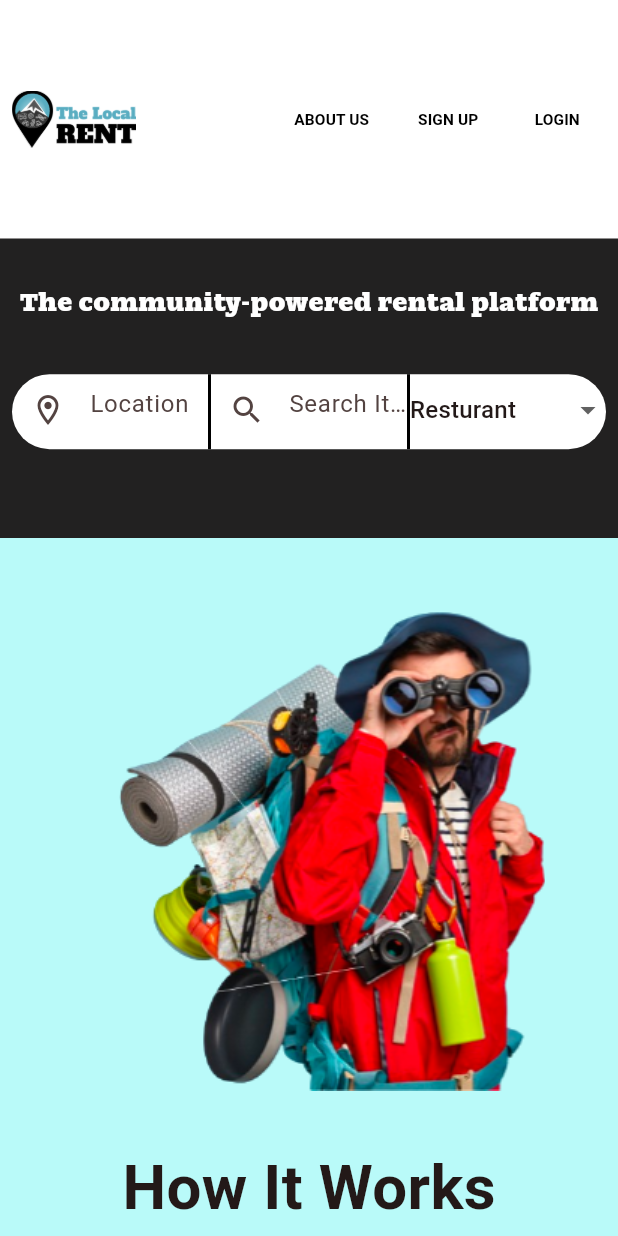
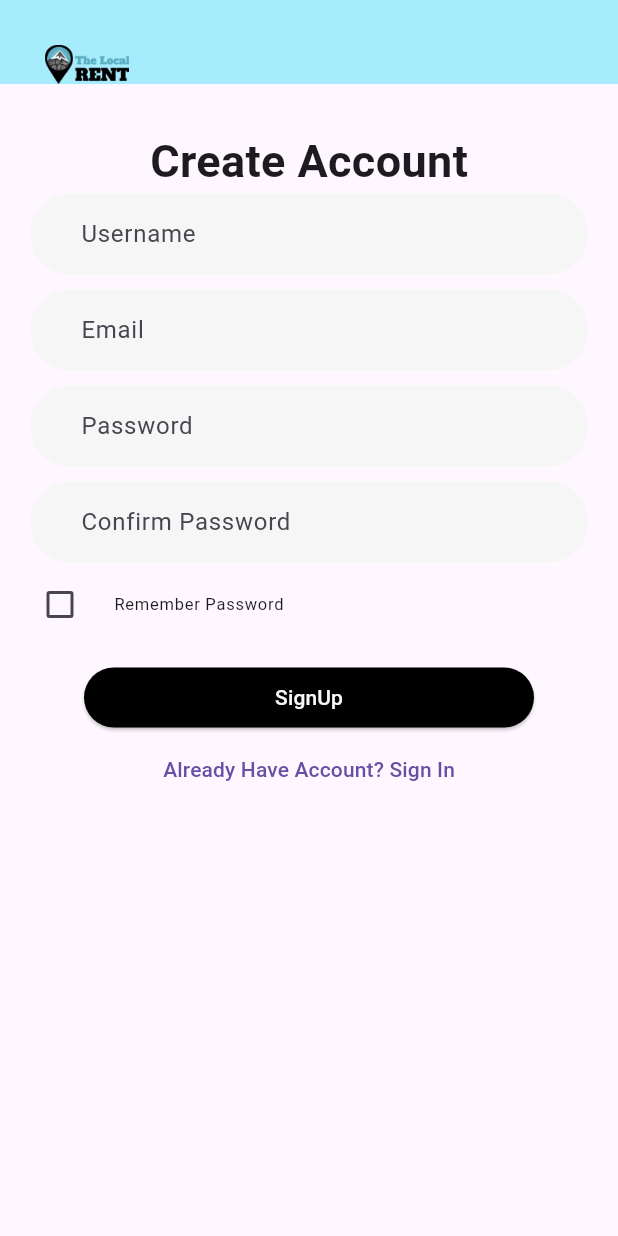
Before and after one commit to khalidkanear/local_rent, a Flutter app: the screen it shows after launch, on a phone screen of 412 x 824 dp. Run offline on Flutter 3.47's test engine with Material 3 defaults, Android fonts, the light colour scheme and no system bars; our stand-ins replace firebase_core, flutter_rating_bar, get, image_picker; accounts and stored records are empty; Roboto replaces fonts that are missing (Nomand Slab).

Commit message:
new design addded

```diff
--- a/lib/main.dart
+++ b/lib/main.dart
@@ -1,13 +1,19 @@
+import 'package:firebase_core/firebase_core.dart';
 import 'package:flutter/material.dart';
+import 'package:get/get.dart';
 import 'package:local_rent/about-us/about_page.dart';
 import 'package:local_rent/auth/login_page.dart';
 import 'package:local_rent/choice.dart';
+import 'package:local_rent/firebase_options.dart';
+import 'package:local_rent/mobileapp/auth/signup.dart';
 import 'package:local_rent/products/product_model.dart';
 import 'listen.dart';
 import 'auth/signup_page.dart';
 import 'categories.dart';
 
-void main() {
+void main() async {
+  WidgetsFlutterBinding.ensureInitialized();
+  await Firebase.initializeApp(options: DefaultFirebaseOptions.currentPlatform);
   runApp(MyApp());
 }
 
@@ -33,16 +39,28 @@ class MyApp extends StatelessWidget {
   // This widget is the root of your application.
   @override
   Widget build(BuildContext context) {
-    return MaterialApp(
+    return GetMaterialApp(
       debugShowCheckedModeBanner: false,
       title: 'The Local Rent',
       theme: ThemeData(
           textTheme: const TextTheme(),
           textButtonTheme: const TextButtonThemeData(style: ButtonStyle()),
-          colorScheme: ColorScheme.fromSeed(seedColor: Colors.red),
+          primaryColor: Colors.black,
+          primarySwatch: const MaterialColor(0xFF000000, {
+            50: Colors.black,
+            100: Colors.black,
+            200: Colors.black,
+            300: Colors.black,
+            400: Colors.black,
+            500: Colors.black,
+            600: Colors.black,
+            700: Colors.black,
+            800: Colors.black,
+            900: Colors.black,
+          }),
           useMaterial3: true,
           fontFamily: 'Nomand Slab'),
-      home: const LandingPage(),
+      home: const SignUpPage(),
     );
   }
 }
--- /dev/null
+++ b/lib/mobileapp/appbar.dart
@@ -0,0 +1,31 @@
+import 'package:flutter/material.dart';
+
+AppBar CustomAppBar({bool? isprofile}) {
+  return AppBar(
+    automaticallyImplyLeading: false,
+    flexibleSpace: Container(
+      padding: const EdgeInsets.only(top: 30, left: 30),
+      color: const Color(0xffa7ecfd),
+      height: 200,
+      child: Row(
+        mainAxisAlignment: MainAxisAlignment.spaceBetween,
+        children: [
+          Image.asset(
+            'assets/Logo.png',
+            height: 50,
+            fit: BoxFit.fill,
+          ),
+          isprofile == true
+              ? const Padding(
+                  padding: EdgeInsets.all(8.0),
+                  child: Icon(
+                    Icons.person,
+                    size: 30,
+                  ),
+                )
+              : Container()
+        ],
+      ),
+    ),
+  );
+}
--- /dev/null
+++ b/lib/mobileapp/auth/signup.dart
@@ -0,0 +1,74 @@
+import 'package:flutter/material.dart';
+import 'package:get/route_manager.dart';
+import 'package:local_rent/mobileapp/appbar.dart';
+import 'package:local_rent/mobileapp/profile/profile_page.dart';
+import 'package:local_rent/mobileapp/widgets/customtext_form_field.dart';
+
+class SignUpPage extends StatelessWidget {
+  const SignUpPage({super.key});
+
+  @override
+  Widget build(BuildContext context) {
+    return Scaffold(
+      appBar: CustomAppBar(isprofile: false),
+      body: Column(
+        children: [
+          const SizedBox(
+            height: 30,
+          ),
+          const Text(
+            'Create Account',
+            style: TextStyle(fontSize: 30, fontWeight: FontWeight.bold),
+          ),
+          Form(
+              child: Padding(
+            padding: const EdgeInsets.only(left: 20, right: 20),
+            child: Column(
+              children: [
+                CustomTextFormField(hint: 'Username'),
+                const SizedBox(
+                  height: 10,
+                ),
+                CustomTextFormField(hint: 'Email'),
+                const SizedBox(
+                  height: 10,
+                ),
+                CustomTextFormField(hint: 'Password'),
+                const SizedBox(
+                  height: 10,
+                ),
+                CustomTextFormField(hint: 'Confirm Password'),
+                CheckboxListTile.adaptive(
+                  contentPadding: EdgeInsets.zero,
+                  value: false,
+                  onChanged: (v) {},
+                  controlAffinity: ListTileControlAffinity.leading,
+                  title: const Text(
+                    'Remember Password',
+                    style: TextStyle(fontSize: 11),
+                  ),
+                ),
+                const SizedBox(
+                  height: 10,
+                ),
+                ElevatedButton(
+                  onPressed: () {
+                    Get.to(() => const UserProfile());
+                  },
+                  style: ElevatedButton.styleFrom(
+                      backgroundColor: const Color(0xff000000),
+                      foregroundColor: const Color(0xfff6f6f6),
+                      fixedSize: const Size(300, 40)),
+                  child: const Text('SignUp'),
+                ),
+                TextButton(
+                    onPressed: () {},
+                    child: const Text('Already Have Account? Sign In'))
+              ],
+            ),
+          )),
+        ],
+      ),
+    );
+  }
+}
--- /dev/null
+++ b/lib/mobileapp/profile/profile_page.dart
@@ -0,0 +1,41 @@
+import 'package:flutter/material.dart';
+import 'package:local_rent/mobileapp/appbar.dart';
+
+class UserProfile extends StatelessWidget {
+  const UserProfile({super.key});
+
+  @override
+  Widget build(BuildContext context) {
+    return Scaffold(
+      appBar: CustomAppBar(isprofile: true),
+      body: Column(
+        mainAxisSize: MainAxisSize.min,
+        mainAxisAlignment: MainAxisAlignment.start,
+        children: [
+          Stack(
+            children: [
+              Container(
+                width: double.infinity,
+                padding: const EdgeInsets.all(20),
+                decoration: const BoxDecoration(color: Colors.black),
+                child: const Text(
+                  'EDIT',
+                  style: TextStyle(color: Colors.white),
+                ),
+              ),
+              Align(
+                alignment: Alignment.bottomRight,
+                child: CircleAvatar(
+                    radius: 50,
+                    backgroundColor: Colors.grey.shade100,
+                    backgroundImage: const AssetImage(
+                      'assets/Logo.png',
+                    )),
+              ),
+            ],
+          ),
+        ],
+      ),
+    );
+  }
+}
--- /dev/null
+++ b/lib/mobileapp/widgets/customtext_form_field.dart
@@ -0,0 +1,30 @@
+import 'package:flutter/material.dart';
+
+TextFormField CustomTextFormField({
+  TextEditingController? controller,
+  String? hint,
+}) {
+  return TextFormField(
+      cursorHeight: 16,
+      controller: controller,
+      decoration: InputDecoration(
+          contentPadding: const EdgeInsets.only(top: 30, left: 30),
+          border: OutlineInputBorder(borderRadius: BorderRadius.circular(30)),
+          disabledBorder:
+              OutlineInputBorder(borderRadius: BorderRadius.circular(30)),
+          filled: true,
+          fillColor: const Color(0xfff6f6f6),
+          hintText: hint,
+          enabledBorder: OutlineInputBorder(
+              borderRadius: BorderRadius.circular(30),
+              borderSide: BorderSide.none),
+          errorBorder: OutlineInputBorder(
+              borderRadius: BorderRadius.circular(30),
+              borderSide: BorderSide.none),
+          focusedBorder: OutlineInputBorder(
+              borderRadius: BorderRadius.circular(30),
+              borderSide: BorderSide.none),
+          focusedErrorBorder: OutlineInputBorder(
+              borderRadius: BorderRadius.circular(30),
+              borderSide: BorderSide.none)));
+}
```
Also changed, not shown: pubspec.yaml (+4 -13 lines), assets/applogo.jpeg (deleted), lib/firebase_options.dart (added), pubspec.lock, 8 other files.
